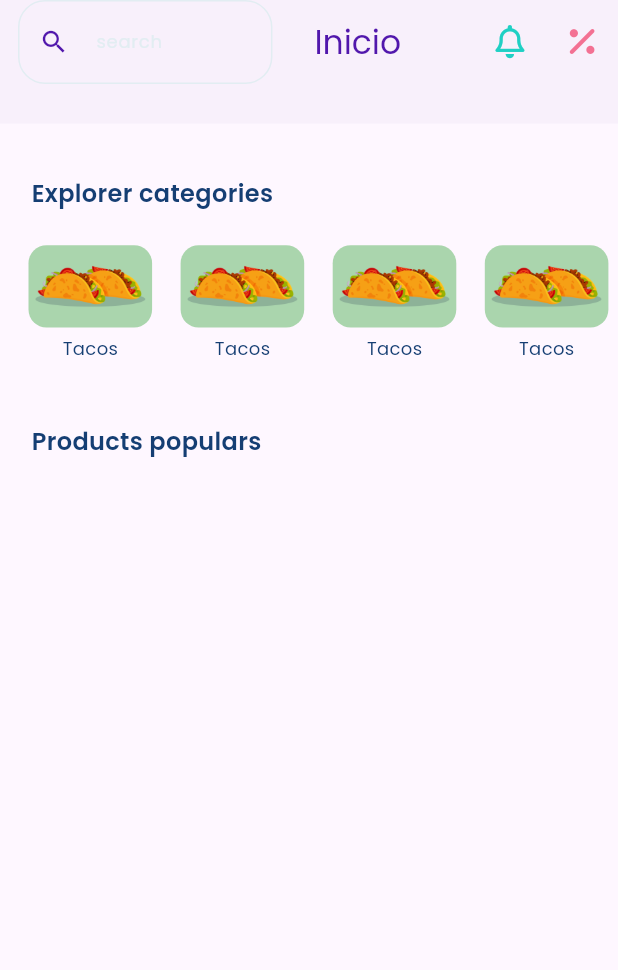
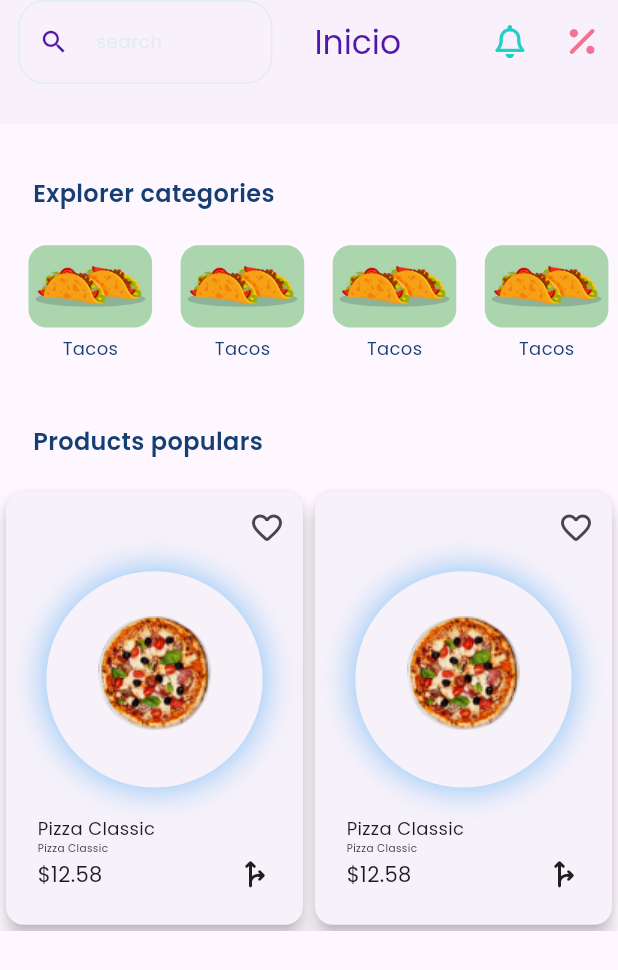
Before and after one commit to Mahmoud4456/delivery-app, a Flutter app: the screen it shows after launch, on a phone screen of 412 x 824 dp. Shown: the top 970 px of the screen. Run offline on Flutter 3.47's test engine with Material 3 defaults, Android fonts, the phone set to English and light mode, and no system bars; our stand-ins replace font_awesome_flutter.

Commit message:
product populars List view

```diff
--- a/lib/components.dart
+++ b/lib/components.dart
@@ -12,7 +12,7 @@ class PrimaryText extends StatelessWidget {
   @override
   Widget build(BuildContext context) {
     return  Padding(
-      padding: EdgeInsets.only(top: top ,left: 21),
+      padding: EdgeInsets.only(top: top ,left: 22),
       child: Text( text , style: const TextStyle(
         color: primaryColor ,
         fontSize: 16,
--- /dev/null
+++ b/lib/view/widgets/home_product_list_view.dart
@@ -0,0 +1,16 @@
+import 'package:flutter/cupertino.dart';
+import 'package:ui/view/widgets/product_popular_item_home.dart';
+
+class HomeProductListView extends StatelessWidget {
+  const HomeProductListView({super.key});
+
+  @override
+  Widget build(BuildContext context) {
+    return ListView.builder(
+        scrollDirection: Axis.horizontal,
+        itemCount: 5,
+        itemBuilder: (context , index){
+          return const ProductPopularItem();
+        });
+  }
+}
--- a/lib/view/widgets/home_view_body.dart
+++ b/lib/view/widgets/home_view_body.dart
@@ -1,6 +1,7 @@
 import 'package:flutter/material.dart';
 import '../../components.dart';
 import 'categories_list_view.dart';
+import 'home_product_list_view.dart';
 
 class HomeViewBody extends StatelessWidget {
   const HomeViewBody({super.key});
@@ -17,7 +18,10 @@ class HomeViewBody extends StatelessWidget {
          height: MediaQuery.of(context).size.height * .1,
          child: const CategoriesListView(),) ,
        const PrimaryText(text: "Products populars",top: 37,),
-
+       const SizedBox(height: 18,),
+        SizedBox(
+            height:MediaQuery.of(context).size.height * .36 ,
+            child: const HomeProductListView()),
 
       ],
     );
--- /dev/null
+++ b/lib/view/widgets/product_popular_item_home.dart
@@ -0,0 +1,192 @@
+import 'package:flutter/material.dart';
+
+class ProductPopularItem extends StatelessWidget {
+  const ProductPopularItem({super.key});
+
+  @override
+  Widget build(BuildContext context) {
+    return SizedBox(
+      width: MediaQuery.of(context).size.width * 0.5,
+      child: Card(
+        elevation: 5,
+        child: Column(
+          crossAxisAlignment: CrossAxisAlignment.start,
+          children: [
+            Align(
+              alignment: Alignment.topRight,
+              child: IconButton(
+                onPressed: () {},
+                icon: const Icon(Icons.favorite_outline_rounded),
+              ),
+            ),
+            Center(
+              child: Container(
+                width: MediaQuery.of(context).size.width * 0.35, // Adjust width as needed
+                decoration: BoxDecoration(
+                  shape: BoxShape.circle,
+                  boxShadow: [
+                    BoxShadow(
+                      color: Colors.blue.withOpacity(0.56),
+                      blurRadius: 20,
+                      blurStyle: BlurStyle.outer,
+                      spreadRadius: 0,
+                      offset: const Offset(0, 4),
+                    ),
+                  ],
+                ),
+                child: Image.asset(
+                  "assets/images/pngocean.com (15).png",
+                  width: MediaQuery.of(context).size.width * 0.27, // Adjust width as needed
+                ),
+              ),
+            ),
+            // Space between image and text
+            const SizedBox(height: 12),
+            // Text details
+            const Padding(
+              padding:  EdgeInsets.symmetric(horizontal: 21, vertical: 10),
+              child: Column(
+                crossAxisAlignment: CrossAxisAlignment.start,
+                children: [
+                  Text(
+                    "Pizza Classic",
+                    maxLines: 1,
+                    overflow: TextOverflow.ellipsis,
+                    style: TextStyle(
+                      fontFamily: "Poppins regular",
+                      fontSize: 12,
+                    ),
+                  ),
+                  Text(
+                    "Pizza Classic",
+                    maxLines: 1,
+                    overflow: TextOverflow.ellipsis,
+                    style: TextStyle(
+                      fontFamily: "Poppins regular",
+                      fontWeight: FontWeight.w300,
+                      fontSize: 7,
+                    ),
+                  ),
+                  Row(
+                    mainAxisAlignment: MainAxisAlignment.spaceBetween,
+                    children: [
+                      Text(
+                        r"$12.58",
+                        maxLines: 1,
+                        overflow: TextOverflow.ellipsis,
+                        style: TextStyle(
+                          fontFamily: "Poppins regular",
+                          fontSize: 14,
+                        ),
+                      ),
+                      Icon(Icons.fork_right_rounded),
+                    ],
+                  ),
+                ],
+              ),
+            ),
+          ],
+        ),
+      ),
+    );
+  }
+}
+
+
+
+// class ProductPopularItem extends StatelessWidget {
+//   const ProductPopularItem({super.key});
+//
+//   @override
+//   Widget build(BuildContext context) {
+//     return SizedBox(
+//       width: MediaQuery.of(context).size.width * 0.5, // Adjust width as needed
+//       child: Card(
+//         elevation: 5,
+//         child: Column(
+//           crossAxisAlignment: CrossAxisAlignment.start,
+//           children: [
+//             Align(
+//               alignment: Alignment.topRight,
+//               child: IconButton(
+//                 onPressed: () {},
+//                 icon: const Icon(Icons.favorite_outline_rounded),
+//               ),
+//             ),
+//             Center(
+//               child: Container(
+//                 width: MediaQuery.of(context).size.width * 0.35, // Adjust width as needed
+//                 padding: const EdgeInsets.all(4), // Optional: adjust padding for tighter fit
+//                 decoration: BoxDecoration(
+//                   shape: BoxShape.circle,
+//                   boxShadow: [
+//                     BoxShadow(
+//                       color: Colors.blue.withOpacity(0.56),
+//                       blurRadius: 10, // Reduced blur radius
+//                       spreadRadius: 0,
+//                       offset: const Offset(0, 4),
+//                     ),
+//                   ],
+//                 ),
+//                 child: ClipOval(
+//                   child: Image.asset(
+//                     "assets/images/pngocean.com (15).png",
+//                     width: MediaQuery.of(context).size.width * 0.27, // Adjust width as needed
+//                     fit: BoxFit.cover,
+//                   ),
+//                 ),
+//               ),
+//             ),
+//             const SizedBox(height: 12),
+//             // Text details
+//             Padding(
+//               padding: const EdgeInsets.symmetric(horizontal: 15, vertical: 10),
+//               child: Column(
+//                 crossAxisAlignment: CrossAxisAlignment.start,
+//                 children: [
+//                   Text(
+//                     "Pizza Classic",
+//                     maxLines: 1,
+//                     overflow: TextOverflow.ellipsis,
+//                     style: TextStyle(
+//                       fontFamily: "Poppins regular",
+//                       fontSize: 12,
+//                     ),
+//                   ),
+//                   Text(
+//                     "Pizza Classic",
+//                     maxLines: 1,
+//                     overflow: TextOverflow.ellipsis,
+//                     style: TextStyle(
+//                       fontFamily: "Poppins regular",
+//                       fontWeight: FontWeight.w300,
+//                       fontSize: 7,
+//                     ),
+//                   ),
+//                   Row(
+//                     mainAxisAlignment: MainAxisAlignment.spaceBetween,
+//                     children: [
+//                       Expanded(
+//                         child: Text(
+//                           r"$12.58",
+//                           maxLines: 1,
+//                           overflow: TextOverflow.ellipsis,
+//                           style: TextStyle(
+//                             fontFamily: "Poppins regular",
+//                             fontSize: 14,
+//                           ),
+//                         ),
+//                       ),
+//                       const SizedBox(width: 8), // Space between text and icon
+//                       const Icon(Icons.fork_right_rounded),
+//                     ],
+//                   ),
+//                 ],
+//               ),
+//             ),
+//           ],
+//         ),
+//       ),
+//     );
+//   }
+// }
```
Also changed, not shown: assets/images/pizza.png (added), assets/images/pngocean.com (15).png (added).
